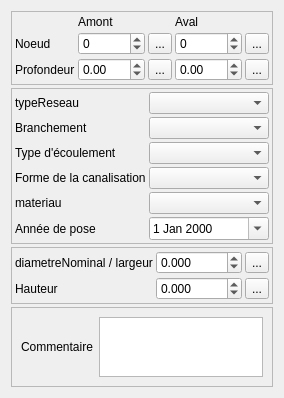
First picture: the form in Lamia/iface/qgiswidget/tools/toolprepro/base3_urbandrainage/lamiabase_ud_edge_tool_ui.ui, repository Artelia/Lamia, before the edit.
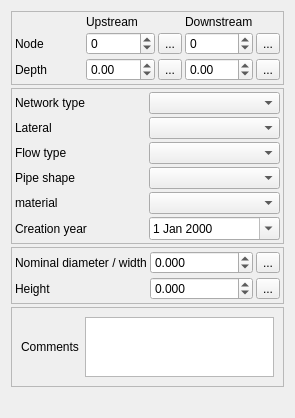
Second picture: the form after the edit. Icons and pictures are not drawn.

```diff
--- a/Lamia/iface/qgiswidget/tools/toolprepro/base3_urbandrainage/lamiabase_ud_edge_tool_ui.ui
+++ b/Lamia/iface/qgiswidget/tools/toolprepro/base3_urbandrainage/lamiabase_ud_edge_tool_ui.ui
@@ -6,8 +6,8 @@
    <rect>
     <x>0</x>
     <y>0</y>
-    <width>252</width>
-    <height>379</height>
+    <width>295</width>
+    <height>418</height>
    </rect>
   </property>
   <property name="windowTitle">
@@ -56,14 +56,14 @@
       <item row="0" column="1">
        <widget class="QLabel" name="label_5">
         <property name="text">
-         <string>Amont</string>
+         <string>Upstream</string>
         </property>
        </widget>
       </item>
       <item row="1" column="0">
        <widget class="QLabel" name="label_9">
         <property name="text">
-         <string>Noeud</string>
+         <string>Node</string>
         </property>
        </widget>
       </item>
@@ -91,14 +91,14 @@
       <item row="0" column="3">
        <widget class="QLabel" name="label_7">
         <property name="text">
-         <string>Aval</string>
+         <string>Downstream</string>
         </property>
        </widget>
       </item>
       <item row="2" column="0">
        <widget class="QLabel" name="label_8">
         <property name="text">
-         <string>Profondeur</string>
+         <string>Depth</string>
         </property>
        </widget>
       </item>
@@ -159,14 +159,14 @@
       <item row="1" column="0">
        <widget class="QLabel" name="label_11">
         <property name="text">
-         <string>Branchement</string>
+         <string>Lateral</string>
         </property>
        </widget>
       </item>
       <item row="5" column="0">
        <widget class="QLabel" name="label_16">
         <property name="text">
-         <string>Année de pose</string>
+         <string>Creation year</string>
         </property>
        </widget>
       </item>
@@ -183,14 +183,14 @@
       <item row="4" column="0">
        <widget class="QLabel" name="label">
         <property name="text">
-         <string>materiau</string>
+         <string>material</string>
         </property>
        </widget>
       </item>
       <item row="2" column="0">
        <widget class="QLabel" name="label_12">
         <property name="text">
-         <string>Type d'écoulement</string>
+         <string>Flow type</string>
         </property>
        </widget>
       </item>
@@ -200,7 +200,7 @@
       <item row="3" column="0">
        <widget class="QLabel" name="label_13">
         <property name="text">
-         <string>Forme de la canalisation</string>
+         <string>Pipe shape</string>
         </property>
        </widget>
       </item>
@@ -210,7 +210,7 @@
       <item row="0" column="0">
        <widget class="QLabel" name="label_4">
         <property name="text">
-         <string>typeReseau</string>
+         <string>Network type</string>
         </property>
        </widget>
       </item>
@@ -245,14 +245,14 @@
       <item row="1" column="0">
        <widget class="QLabel" name="label_3">
         <property name="text">
-         <string>Hauteur</string>
+         <string>Height</string>
         </property>
        </widget>
       </item>
       <item row="0" column="0" colspan="2">
        <widget class="QLabel" name="label_2">
         <property name="text">
-         <string>diametreNominal / largeur</string>
+         <string>Nominal diameter / width</string>
         </property>
        </widget>
       </item>
@@ -325,7 +325,7 @@
       <item row="0" column="0">
        <widget class="QLabel" name="label_15">
         <property name="text">
-         <string>Commentaire</string>
+         <string>Comments</string>
         </property>
        </widget>
       </item>
```
Left out of the diff: 49 changed lines with no effect on the pictures.
